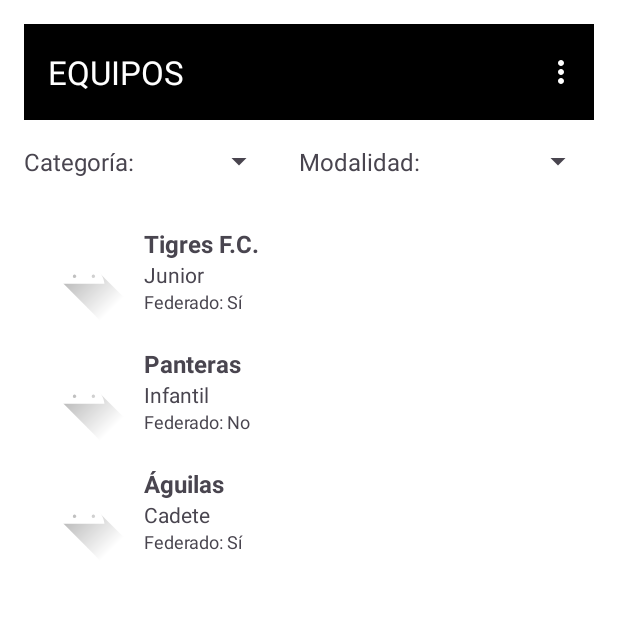
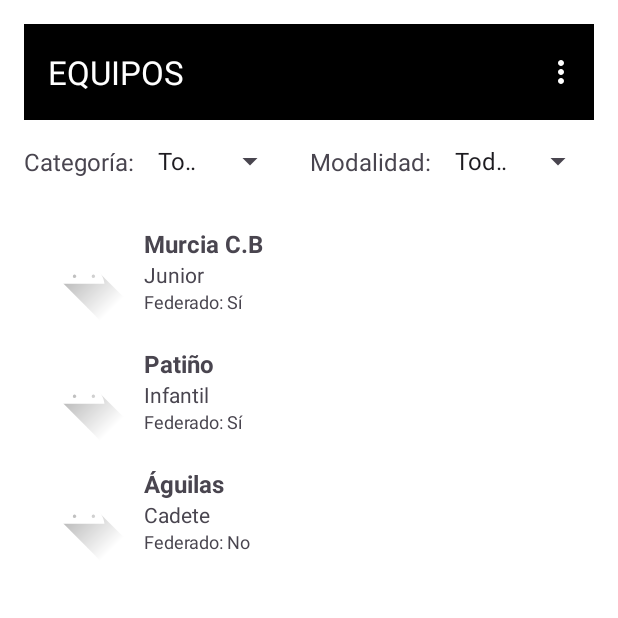
Before and after one commit to AdriTomBar/GestionDeportiva, an Android app: the screen it shows after launch (Equipos), in the options menu, after a tap on "Eqipos", on a phone screen of 412 x 824 dp, the top half of it. Run offline under Robolectric (Android 15) with nearby library versions, the phone set to English and light mode, and no system bars.

Commit message:
Segunda entrega terminada a falta de correcciones

```diff
--- a/app/src/main/java/com/example/gestionclubdeportivo/EquipoAdapter.java
+++ b/app/src/main/java/com/example/gestionclubdeportivo/EquipoAdapter.java
@@ -67,12 +67,16 @@ public class EquipoAdapter extends RecyclerView.Adapter<EquipoAdapter.EquipoView
     public void filtrar(String categoria, String modalidad) {
         equiposFiltrados.clear();
 
-        if (categoria.isEmpty() && modalidad.isEmpty()) {
+        // Si se selecciona "Todos", considera el filtro como vacío
+        boolean filtrarCategoria = !categoria.equalsIgnoreCase("Todos");
+        boolean filtrarModalidad = !modalidad.equalsIgnoreCase("Todos");
+
+        if (!filtrarCategoria && !filtrarModalidad) {
             equiposFiltrados.addAll(equiposOriginal); // Si no hay filtros, muestra todos
         } else {
             for (Equipo equipo : equiposOriginal) {
-                boolean coincideCategoria = categoria.isEmpty() || equipo.getCategoria().equalsIgnoreCase(categoria);
-                boolean coincideModalidad = modalidad.isEmpty() || equipo.getModalidad().equalsIgnoreCase(modalidad);
+                boolean coincideCategoria = !filtrarCategoria || equipo.getCategoria().equalsIgnoreCase(categoria);
+                boolean coincideModalidad = !filtrarModalidad || equipo.getModalidad().equalsIgnoreCase(modalidad);
 
                 if (coincideCategoria && coincideModalidad) {
                     equiposFiltrados.add(equipo);
@@ -82,6 +86,7 @@ public class EquipoAdapter extends RecyclerView.Adapter<EquipoAdapter.EquipoView
 
         notifyDataSetChanged(); // Actualiza la vista
     }
+
 
     static class EquipoViewHolder extends RecyclerView.ViewHolder {
         ImageView imgEquipo;
--- a/app/src/main/java/com/example/gestionclubdeportivo/Equipos.java
+++ b/app/src/main/java/com/example/gestionclubdeportivo/Equipos.java
@@ -121,45 +121,45 @@ public class Equipos extends AppCompatActivity {
         List<Equipo> equipos = new ArrayList<>();
 
         equipos.add(new Equipo(
-                "Tigres F.C.",                      // nombre
-                "Adidas",                           // patrocinador
-                "Junior",                           // categoria
-                "Masculino",                        // modalidad
-                true,                               // federado
-                R.drawable.ic_launcher_foreground,  // imagen (reemplazar con una imagen válida)
-                "Sábado",                           // diaPartido
-                "18:00",                            // horaPartido
-                "Lunes y Miércoles a las 18:00",     // entrenamientos
-                "Juan Pérez",                       // contacto
-                "123456789"                          // telefono
+                "Murcia C.B",
+                "Universae",
+                "Junior",
+                "Masculino",
+                true,
+                R.drawable.ic_launcher_foreground,
+                "Sábado",
+                "19:00",
+                "Lunes y Miércoles a las 18:55",
+                "Álvaro Buendía",
+                "968242812"
         ));
 
         equipos.add(new Equipo(
-                "Panteras",                         // nombre
-                "Nike",                             // patrocinador
-                "Infantil",                         // categoria
-                "Femenino",                         // modalidad
-                false,                              // federado
-                R.drawable.ic_launcher_foreground,  // imagen (reemplazar con una imagen válida)
-                "Domingo",                          // diaPartido
-                "16:00",                            // horaPartido
-                "Martes y Jueves a las 17:00",       // entrenamientos
-                "Ana Gómez",                        // contacto
-                "987654321"                         // telefono
+                "Patiño",
+                "Nike",
+                "Infantil",
+                "Femenino",
+                true,
+                R.drawable.ic_launcher_foreground,
+                "Domingo",
+                "16:00",
+                "Martes y Jueves a las 16:30",
+                "Ana Gómez",
+                "987654321"
         ));
 
-        equipos.add(new Equipo(
-                "Águilas",                          // nombre
-                "Puma",                             // patrocinador
-                "Cadete",                           // categoria
-                "Masculino",                        // modalidad
-                true,                               // federado
-                R.drawable.ic_launcher_foreground,  // imagen (reemplazar con una imagen válida)
-                "Sábado",                           // diaPartido
-                "20:00",                            // horaPartido
-                "Miércoles y Viernes a las 18:00",   // entrenamientos
-                "Carlos López",                     // contacto
-                "1122334455"                        // telefono
+        boolean add = equipos.add(new Equipo(
+                "Águilas",
+                "Puma",
+                "Cadete",
+                "Masculino",
+                false,
+                R.drawable.ic_launcher_foreground,
+                "Sábado",
+                "20:00",
+                "Miércoles a las 18:00",
+                "Carlos López",
+                "644754376"
         ));
 
         return equipos;
--- a/app/src/main/res/values/arrays.xml
+++ b/app/src/main/res/values/arrays.xml
@@ -1,13 +1,18 @@
-<?xml version="1.0" encoding="" ?>
+<?xml version="1.0" encoding="UTF-8" ?>
 <resources>
     <string-array name="categorias">
-        <item></item>
+        <item>Todos</item>
+        <item>Escuela</item>
+        <item>Benjamín</item>
+        <item>Alevín</item>
+        <item>Infantil</item>
+        <item>Cadete</item>
         <item>Junior</item>
-        <item>Cadete</item>
-        <item>Infantil</item>
+        <item>Senior</item>
+
     </string-array>
     <string-array name="modalidades">
-        <item></item>
+        <item>Todos</item>
         <item>Masculino</item>
         <item>Femenino</item>
     </string-array>
```
Also changed, not shown: app/src/main/java/com/example/gestionclubdeportivo/InfoEquipo.java (+11 -10 lines), app/src/main/res/values/strings.xml (+11 -0 lines), 1 other file.
